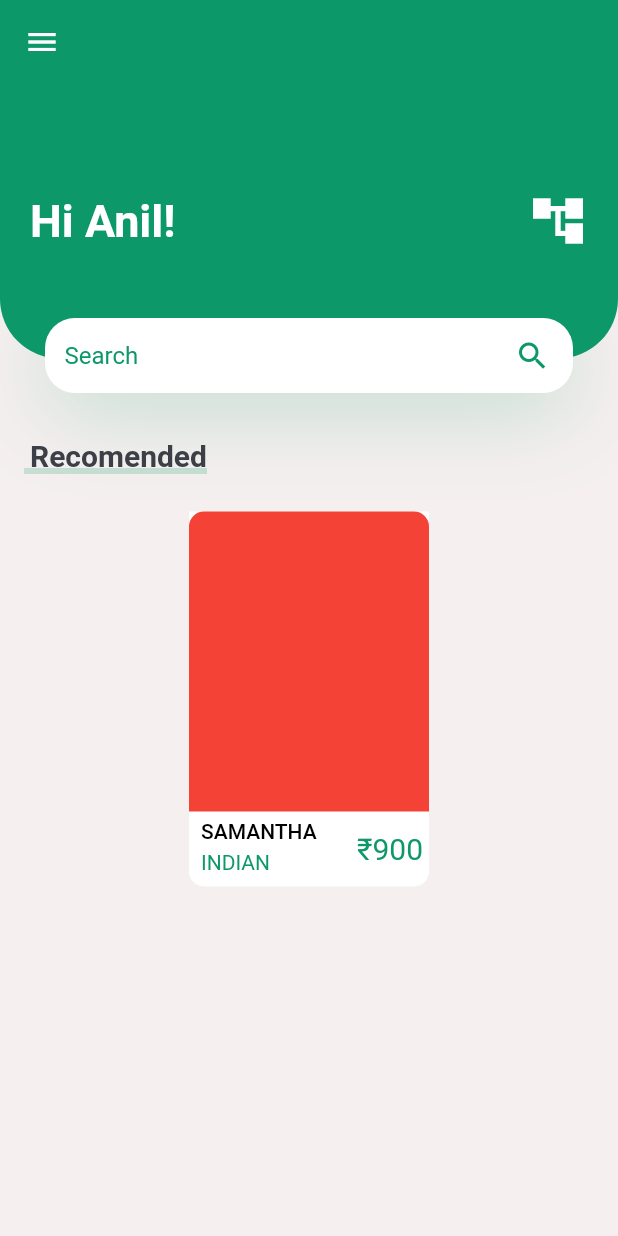
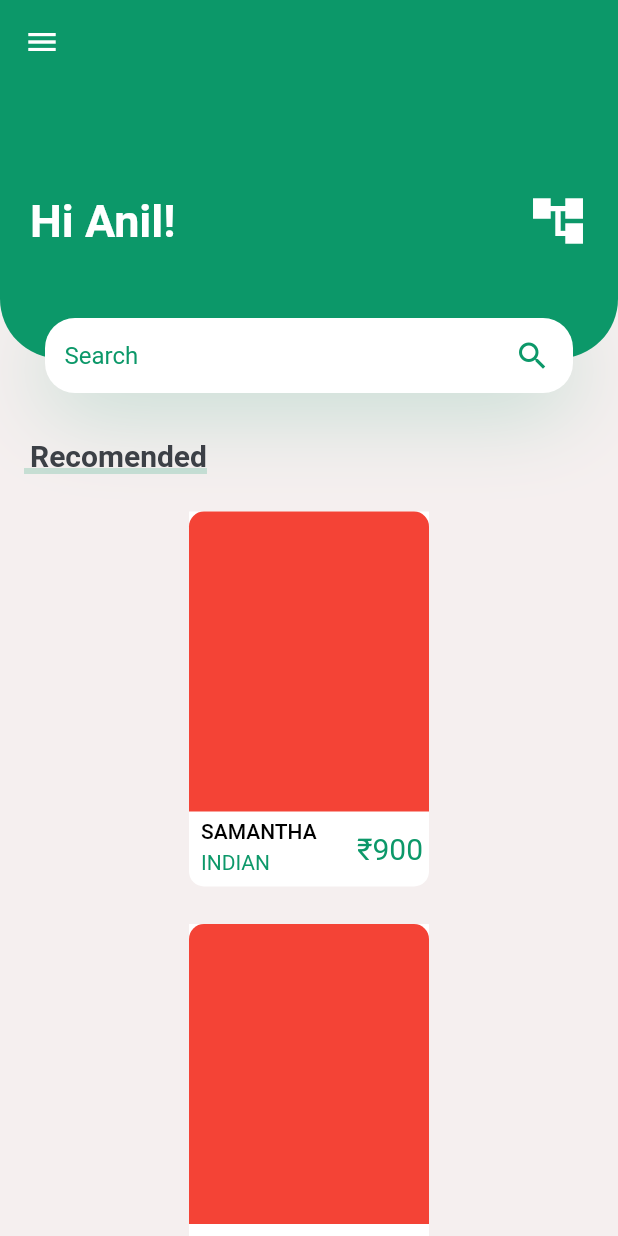
Before and after one commit to anilkhandelwal7845/Plant_app, a Flutter app: the screen it shows after launch, on a phone screen of 412 x 824 dp. Run offline on Flutter 3.47's test engine with Material 2 defaults, Android fonts, the phone set to English and light mode, and no system bars.

```diff
--- a/lib/screens/home_screen.dart
+++ b/lib/screens/home_screen.dart
@@ -1,6 +1,5 @@
 import 'package:flutter/material.dart';
 import 'package:plant_app/color/constant.dart';
-import 'package:plant_app/screens/btn.dart';
 import 'package:plant_app/screens/text.dart';
 
 class HomeScreen extends StatefulWidget {
@@ -174,7 +173,73 @@ class _HomeScreenState extends State<HomeScreen> {
                   ),
                 ),
               ],
+            ) ,
+
+          Column(
+              children: [
+                Container(
+                  height: 250,
+                  width: 160,
+                  margin: EdgeInsets.only(top: 25),
+                  decoration: BoxDecoration(
+                    color: Colors.white ,
+                    borderRadius: BorderRadius.only(
+                        bottomLeft: Radius.circular(10.0),
+                        bottomRight: Radius.circular(10.0)),
+                  ),
+                  child: Column(
+                    children: [
+                      Container(
+                        decoration: BoxDecoration(
+                          color: Colors.red,
+                          borderRadius: BorderRadius.only(
+                              topRight: Radius.circular(10.0),
+                              topLeft: Radius.circular(10.0)),
+                        ),
+                        height: 200,
+                        width: 160,
+                      ),
+                      Row(
+                        children: [
+                          Padding(
+                            padding: const EdgeInsets.only(left: 8),
+                            child: Column(
+                              mainAxisAlignment: MainAxisAlignment.start,
+                              crossAxisAlignment: CrossAxisAlignment.start,
+                              children: [
+                                SizedBox(height: 5,) ,
+                                Text(
+                                  "SAMANTHA",
+                                  style: TextStyle(
+                                      fontWeight: FontWeight.w500,
+                                      color: Colors.black),
+                                ),SizedBox(height: 5,) ,
+                                Text(
+                                  "INDIAN",
+                                  style: TextStyle(
+                                      fontWeight: FontWeight.w400,
+                                      color: kPrimearyColor),
+                                )
+                              ],
+                            ),
+                          ),
+                          Spacer(),
+                          Padding(
+                            padding: const EdgeInsets.only(top: 8, right: 4),
+                            child: Text(
+                              '\u{20B9}${900}',
+                              style: TextStyle(
+                                  fontSize: 20, color: kPrimearyColor),
+                            ),
+                          ),
+                        ],
+                      ),
+                    ],
+                  ),
+                ),
+              ],
             )
+
           ],
         ),
       ),
```
Also changed, not shown: pubspec.lock, 1 other file.
